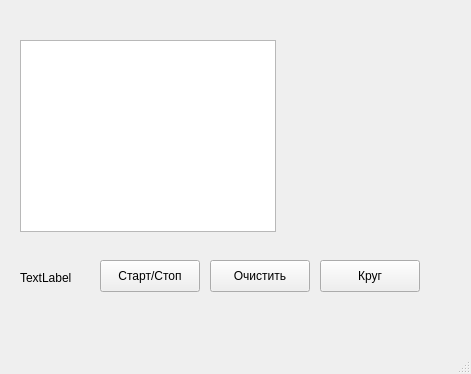
Above: qt5/mainwindow.ui from ricorett/cpp_qt before the change. Below: the same form after it.
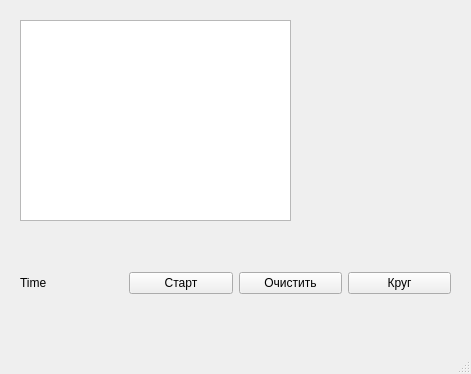
That is the form after the change.

Diff of the .ui file:
```diff
--- a/qt5/mainwindow.ui
+++ b/qt5/mainwindow.ui
@@ -14,67 +14,60 @@
    <string>MainWindow</string>
   </property>
   <widget class="QWidget" name="centralwidget">
-   <widget class="QLabel" name="timeLabel">
+   <widget class="QWidget" name="gridLayoutWidget">
     <property name="geometry">
      <rect>
       <x>20</x>
-      <y>270</y>
-      <width>58</width>
-      <height>16</height>
+      <y>250</y>
+      <width>431</width>
+      <height>66</height>
      </rect>
     </property>
-    <property name="text">
-     <string>TextLabel</string>
-    </property>
+    <layout class="QGridLayout" name="gridLayout">
+     <item row="0" column="1">
+      <widget class="QPushButton" name="startStopButton">
+       <property name="text">
+        <string>Старт</string>
+       </property>
+      </widget>
+     </item>
+     <item row="0" column="3">
+      <widget class="QPushButton" name="lapButton">
+       <property name="text">
+        <string>Круг</string>
+       </property>
+      </widget>
+     </item>
+     <item row="0" column="2">
+      <widget class="QPushButton" name="resetButton">
+       <property name="text">
+        <string>Очистить</string>
+       </property>
+      </widget>
+     </item>
+     <item row="0" column="0">
+      <widget class="QLabel" name="timeLabel">
+       <property name="text">
+        <string>Time</string>
+       </property>
+      </widget>
+     </item>
+    </layout>
    </widget>
-   <widget class="QTextBrowser" name="lapBrowser">
+   <widget class="QWidget" name="gridLayoutWidget_2">
     <property name="geometry">
      <rect>
       <x>20</x>
-      <y>40</y>
-      <width>256</width>
-      <height>192</height>
+      <y>20</y>
+      <width>271</width>
+      <height>201</height>
      </rect>
     </property>
-   </widget>
-   <widget class="QPushButton" name="startStopButton">
-    <property name="geometry">
-     <rect>
-      <x>100</x>
-      <y>260</y>
-      <width>100</width>
-      <height>32</height>
-     </rect>
-    </property>
-    <property name="text">
-     <string>Старт/Стоп</string>
-    </property>
-   </widget>
-   <widget class="QPushButton" name="resetButton">
-    <property name="geometry">
-     <rect>
-      <x>210</x>
-      <y>260</y>
-      <width>100</width>
-      <height>32</height>
-     </rect>
-    </property>
-    <property name="text">
-     <string>Очистить</string>
-    </property>
-   </widget>
-   <widget class="QPushButton" name="lapButton">
-    <property name="geometry">
-     <rect>
-      <x>320</x>
-      <y>260</y>
-      <width>100</width>
-      <height>32</height>
-     </rect>
-    </property>
-    <property name="text">
-     <string>Круг</string>
-    </property>
+    <layout class="QGridLayout" name="gridLayout_2">
+     <item row="0" column="0">
+      <widget class="QTextBrowser" name="lapBrowser"/>
+     </item>
+    </layout>
    </widget>
   </widget>
   <widget class="QMenuBar" name="menubar">
```
